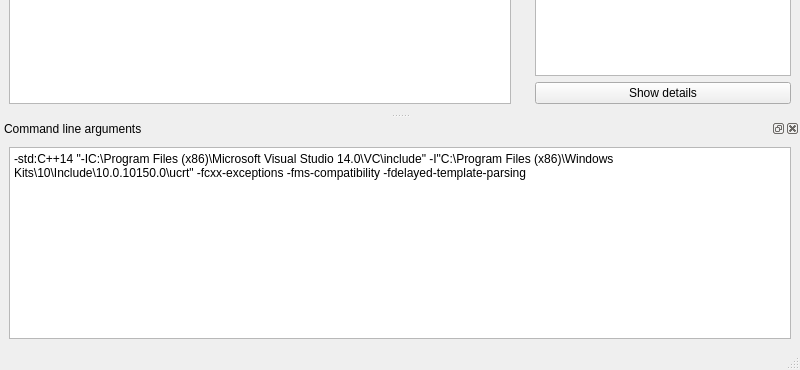
This is MainWindow.ui in CAST-projects/Clang-ast-viewer as Qt 5 draws it before an edit; both pictures show x 0 to 800 and y 230 to 600 of the 800 by 600 pixel window. The edited form follows.
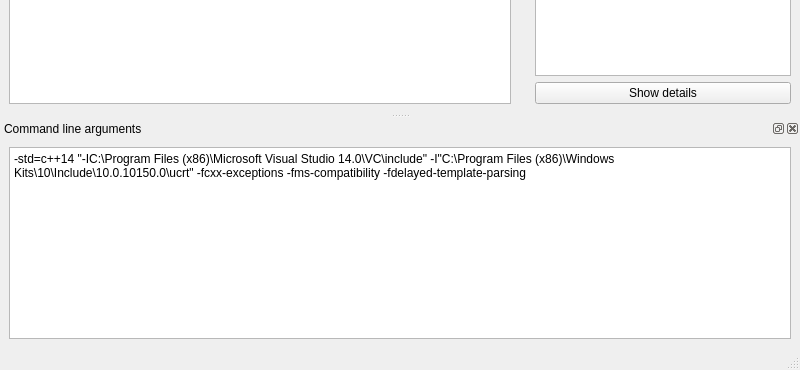
This is the edited form.

Commit message: Correct typo in default build options

What changed in the file:
```diff
--- a/MainWindow.ui
+++ b/MainWindow.ui
@@ -97,7 +97,7 @@
      <item row="0" column="0">
       <widget class="QPlainTextEdit" name="commandLineArgs">
        <property name="plainText">
-        <string>-std:C++14 &quot;-IC:\Program Files (x86)\Microsoft Visual Studio 14.0\VC\include&quot; -I&quot;C:\Program Files (x86)\Windows Kits\10\Include\10.0.10150.0\ucrt&quot; -fcxx-exceptions -fms-compatibility -fdelayed-template-parsing</string>
+        <string>-std=c++14 &quot;-IC:\Program Files (x86)\Microsoft Visual Studio 14.0\VC\include&quot; -I&quot;C:\Program Files (x86)\Windows Kits\10\Include\10.0.10150.0\ucrt&quot; -fcxx-exceptions -fms-compatibility -fdelayed-template-parsing</string>
        </property>
       </widget>
      </item>
```
